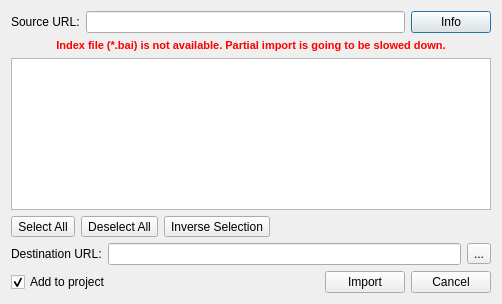
Before: the Qt Designer form src/plugins/dbi_bam/src/ConvertToSQLiteDialog.ui in violethaze74/ugene, drawn with Qt 5.
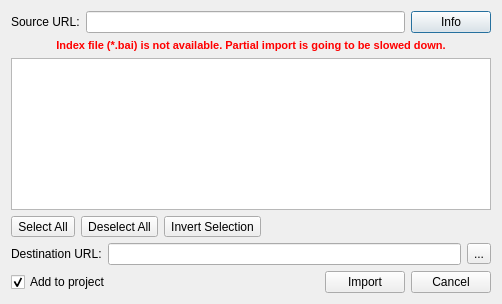
After: the same form once the commit is applied.

Commit message: Translation fix in convert to ugenedb dialog

```diff
--- a/src/plugins/dbi_bam/src/ConvertToSQLiteDialog.ui
+++ b/src/plugins/dbi_bam/src/ConvertToSQLiteDialog.ui
@@ -82,7 +82,7 @@
      <item>
       <widget class="QToolButton" name="inverseSelectionToolButton">
        <property name="text">
-        <string>Inverse Selection</string>
+        <string>Invert Selection</string>
        </property>
       </widget>
      </item>
```
